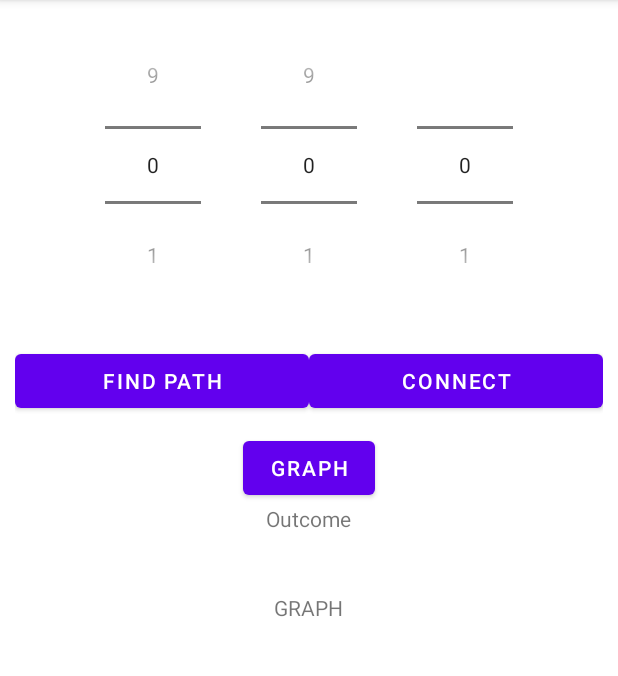
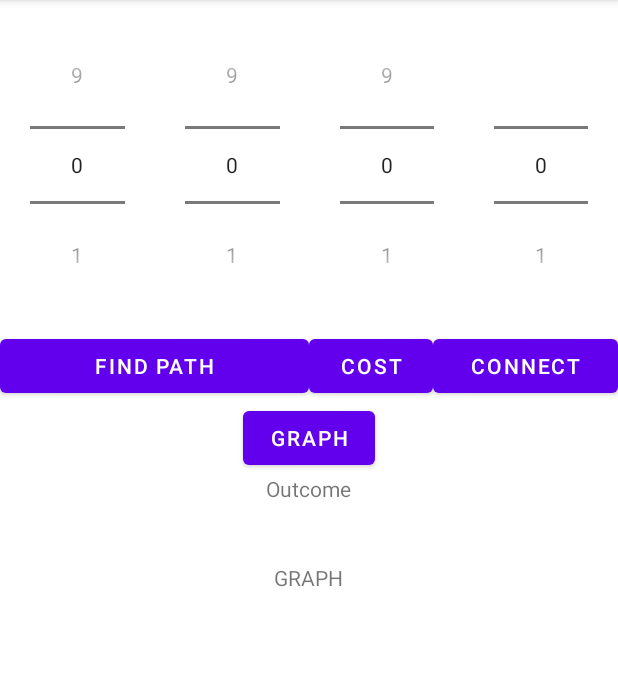
Before and after one commit to qbibubi/graphThing, an Android app: the screen it shows after launch (MainActivity), on a phone screen of 412 x 824 dp, the part 84-760 px from its top. Run offline under Robolectric (Android 15) with nearby library versions, the phone set to English and light mode, and no system bars.

Commit message:
Back to the old adjacency list. Changed layout, introduced nodeCost and on my way to manage removing and adding node connections.

```diff
--- a/app/src/main/java/com/example/graphthing/Graph.kt
+++ b/app/src/main/java/com/example/graphthing/Graph.kt
@@ -2,53 +2,42 @@ package com.example.graphthing
 
 import kotlin.random.Random
 
-data class Edge(val nodeFirst: Int, val nodeSecond: Int, val cost: Int)
-data class Vertex(val node: Int, val cost: Int)
+data class Edge(val n1: Int, val n2: Int, val c: Int)
+data class Vertex(val n: Int, val c: Int)
 
 class Graph(val nodes: Int, val edges: Int) {
-    lateinit var adjacentMatrix: List<List<Vertex>>
-    private lateinit var edgesList: List<Edge>
+    lateinit var adjacencyList: List<List<Vertex>>
+    lateinit var edgesList: List<Edge>
 
-    constructor(nodes: Int = 20, edges: Int = 10, maxCost: Int = 10) : this(nodes, edges)
+    constructor(nodes: Int = 10, edges: Int = 5, maxCost: Int = 10) : this(nodes, edges)
     {
-        // Mutable adjacent matrix for nodes
-        val mutAdjacentMatrix: List<MutableList<Vertex>> = List(nodes) {
-            mutableListOf()
-        }
-
-        // Mutable list of edges
-        val mutEdgesList = MutableList(edges) {
-            Edge(0, 0, 0)
-        }
+        val mutAdjacencyList: List<MutableList<Vertex>> = List(nodes) { mutableListOf() }
+        val mutEdgesList = MutableList(edges) { Edge(0, 0, 0) }
 
         for (i in 0 until edges) {
-            // Randomly generate first, second node and their cost
-            // TODO:(CHECK FOR DOUBLE REPEATED RANDOM NUMBERS)
             val firstNode = Random.nextInt(nodes)
             val secondNode = Random.nextInt(nodes - 1)
             val cost = Random.nextInt(1, maxCost)
 
             // Add nodes to mutable adjacent matrix
-            mutAdjacentMatrix[firstNode].add(Vertex(secondNode, cost))
-            mutAdjacentMatrix[secondNode].add(Vertex(firstNode, cost))
+            mutAdjacencyList[firstNode].add(Vertex(secondNode, cost))
+            mutAdjacencyList[secondNode].add(Vertex(firstNode, cost))
             mutEdgesList.add(Edge(firstNode, secondNode, cost))
         }
 
         // Set main matrix and edges lists
         // with adjacent matrix and list
-        adjacentMatrix = mutAdjacentMatrix
+        adjacencyList = mutAdjacencyList
         edgesList = mutEdgesList
     }
 
-    fun addEdge() {
+
+    fun addEdge(n1: Int, n2: Int, c: Int) {
 
     }
 
-    fun removeEdge() {
+    fun removeEdge(n1: Int, n2: Int, c: Int) {
 
     }
 
-    fun graphToString() {
-
-    }
 }
--- a/app/src/main/java/com/example/graphthing/MainActivity.kt
+++ b/app/src/main/java/com/example/graphthing/MainActivity.kt
@@ -12,12 +12,16 @@ import androidx.annotation.RequiresApi
 class MainActivity : AppCompatActivity() {
     private lateinit var startPoint: NumberPicker
     private lateinit var endPoint: NumberPicker
+    private lateinit var nodeCost: NumberPicker
     private lateinit var isConnected: NumberPicker
+
     private lateinit var connectButton: Button
     private lateinit var applyButton: Button
     private lateinit var graphButton: Button
+
     private lateinit var outcomeTextView: TextView
     private lateinit var graphTextView: TextView
+
     private lateinit var mainGraph: Graph
 
     @RequiresApi(Build.VERSION_CODES.N)
@@ -28,44 +32,53 @@ class MainActivity : AppCompatActivity() {
         // definitions of views and buttons
         startPoint = findViewById(R.id.startPoint)
         endPoint = findViewById(R.id.endPoint)
+        nodeCost = findViewById(R.id.nodeCost)
         isConnected = findViewById(R.id.isConnected)
+
         applyButton = findViewById(R.id.applyButton)
         graphButton = findViewById(R.id.graphButton)
         connectButton = findViewById(R.id.connectButton)
+
         outcomeTextView = findViewById(R.id.outcomeTextView)
         graphTextView = findViewById(R.id.graphView)
 
-        // Create graph and output it to graph string
+        // Construct a graph
+        mainGraph = Graph()
+
+        // Output graph and edges to the screen
         graphButton.setOnClickListener {
-            mainGraph = Graph(10, 5, 10)
-            graphTextView.text = mainGraph.adjacentMatrix.toString()
+            graphTextView.text = mainGraph.adjacencyList.toString() + '\n' + '\n' + mainGraph.edgesList.toString()
         }
 
         // Find path with Dijkstra and output it to string
         applyButton.setOnClickListener {
             val dijkstra = Dijkstra(mainGraph)
-            val path = dijkstra.pathfind(
-                startPoint.value,
-                endPoint.value
-            )
+            val path = dijkstra.pathfind(startPoint.value, endPoint.value)
 
             // path to string
+            outcomeTextView.text = path.toString()
         }
 
         // Connect selected nodes on click
         connectButton.setOnClickListener {
+            val i = startPoint.value
+            val j = endPoint.value
+            val c = nodeCost.value
+
             if (isConnected.value == 0) {
-                mainGraph.removeEdge()
+                mainGraph.removeEdge(i, j, c)
             }
 
-            mainGraph.addEdge()
+            mainGraph.addEdge(i, j, c)
         }
 
-        // start, end point, node cost values
+        // start, end point, node cost, connected
         startPoint.minValue = 0
         startPoint.maxValue = 9
         endPoint.minValue = 0
         endPoint.maxValue = 9
+        nodeCost.minValue = 0
+        nodeCost.maxValue = 9
         isConnected.minValue = 0
         isConnected.maxValue = 1
     }
--- a/app/src/main/res/layout/activity_main.xml
+++ b/app/src/main/res/layout/activity_main.xml
@@ -9,24 +9,35 @@
     <LinearLayout
         android:layout_width="wrap_content"
         android:layout_height="wrap_content"
-        android:layout_gravity="center">
+        android:layout_gravity="center"
+        android:weightSum="1.0">
 
         <NumberPicker
             android:id="@+id/startPoint"
             android:layout_width="wrap_content"
             android:layout_height="wrap_content"
+            android:layout_weight="0.25"
             android:layout_margin="20dp"/>
 
         <NumberPicker
             android:id="@+id/endPoint"
             android:layout_width="wrap_content"
             android:layout_height="wrap_content"
+            android:layout_weight="0.25"
+            android:layout_margin="20dp"/>
+
+        <NumberPicker
+            android:id="@+id/nodeCost"
+            android:layout_width="wrap_content"
+            android:layout_height="wrap_content"
+            android:layout_weight="0.25"
             android:layout_margin="20dp"/>
 
         <NumberPicker
             android:id="@+id/isConnected"
             android:layout_width="wrap_content"
             android:layout_height="wrap_content"
+            android:layout_weight="0.25"
             android:layout_margin="20dp"/>
 
     </LinearLayout>
@@ -34,8 +45,7 @@
     <LinearLayout
         android:layout_width="match_parent"
         android:layout_height="wrap_content"
-        android:layout_margin="10dp"
-        android:weightSum="1.0"
+        android:weightSum="2.0"
         android:layout_gravity="center">
 
         <Button
@@ -46,11 +56,18 @@
             android:text="@string/apply_button" />
 
         <Button
+            android:id="@+id/addCost"
+            android:layout_width="match_parent"
+            android:layout_weight="0.8"
+            android:layout_height="wrap_content"
+            android:text="@string/cost_button" />
+
+        <Button
             android:id="@+id/connectButton"
             android:layout_width="match_parent"
             android:layout_height="wrap_content"
             android:layout_gravity="right"
-            android:layout_weight="0.5"
+            android:layout_weight="0.7"
             android:text="@string/connect_button" />
 
     </LinearLayout>
--- a/app/src/main/res/values/strings.xml
+++ b/app/src/main/res/values/strings.xml
@@ -6,6 +6,7 @@
     <string name="apply_button">Find path</string>
     <string name="graph_button">Graph</string>
     <string name="connect_button">Connect</string>
+    <string name="cost_button">Cost</string>
 
     <!-- TextView labels -->
     <string name="value_text">Outcome</string>
```
Also changed, not shown: app/src/main/java/com/example/graphthing/Dijkstra.kt (+5 -5 lines).
